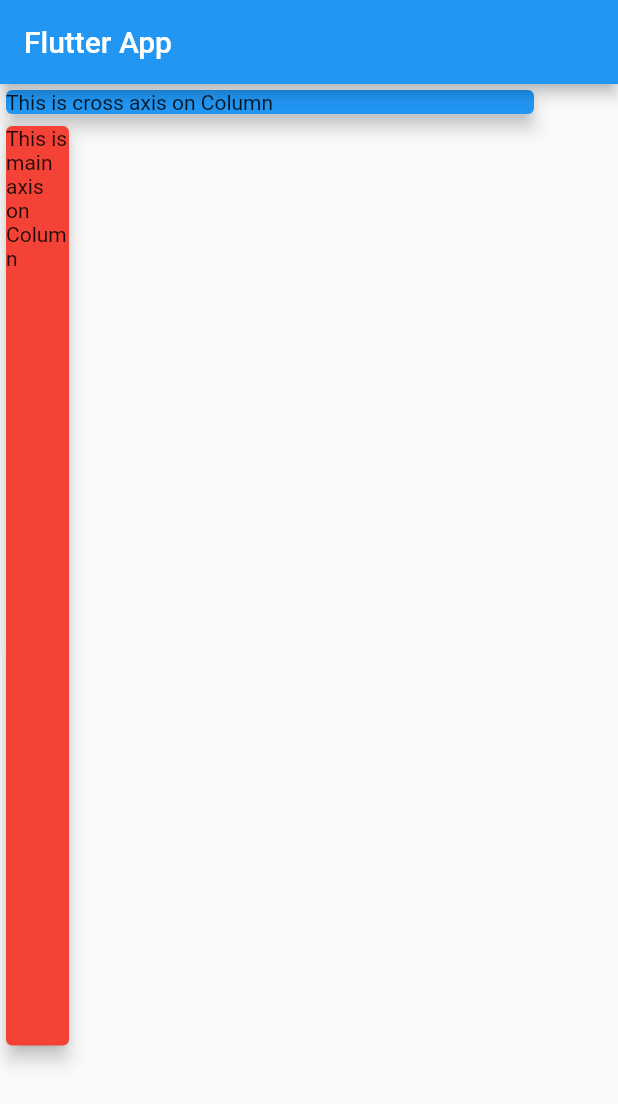
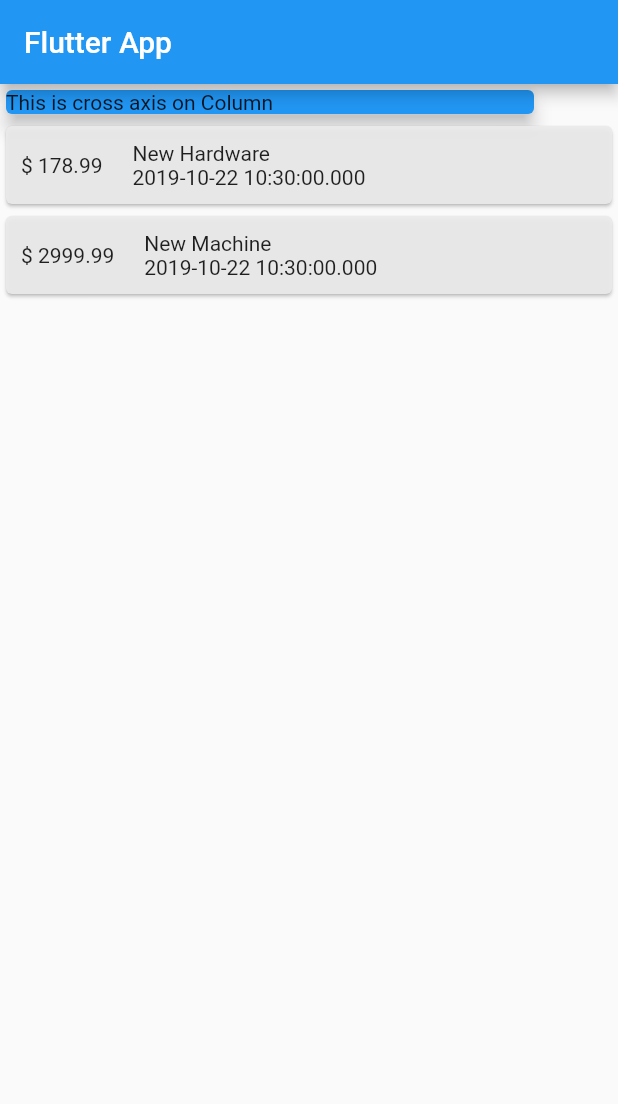
Before and after one commit to marcelfonteles/flutter-app-03, a Flutter app: the screen it shows after launch, on a phone screen of 412 x 824 dp. Shown: the top 1104 px of the screen. Run offline on Flutter 3.47's test engine with Material 2 defaults, Android fonts, the phone set to English and light mode, and no system bars.

Commit message:
added transaction card

```diff
--- a/lib/main.dart
+++ b/lib/main.dart
@@ -1,4 +1,7 @@
+import 'package:expenses_app/transaction.dart';
 import "package:flutter/material.dart";
+import "./transaction.dart";
+import "./transactionCard.dart";
 
 void main() => runApp(MyApp());
 
@@ -18,6 +21,21 @@ class HomePage extends StatefulWidget {
 class HomePageState extends State<HomePage> {
   final String appBarTitle;
 
+  final List<Transaction> transactions = [
+    Transaction(
+      id: "T1",
+      title: "New Hardware",
+      amount: 178.99,
+      date: DateTime.now(),
+    ),
+    Transaction(
+      id: "T2",
+      title: "New Machine",
+      amount: 2999.99,
+      date: DateTime.now(),
+    )
+  ];
+
   HomePageState({this.appBarTitle});
 
   @override
@@ -29,7 +47,7 @@ class HomePageState extends State<HomePage> {
       body: Column(
         mainAxisSize: MainAxisSize.max,
         crossAxisAlignment: CrossAxisAlignment.start,
-        children: <Widget> [
+        children: <Widget>[
           Container(
             width: 360,
             child: Card(
@@ -38,20 +56,14 @@ class HomePageState extends State<HomePage> {
               elevation: 5.0,
             ),
           ),
-          Row(
-            children: <Widget>[
-              Container(
-                height: 621,
-                width: 50,
-                child: Card(
-                  child: Text("This is main axis on Column"),
-                  color: Colors.red,
-                  elevation: 5.0,
-                ),
-              ),
-            ],
-          )
-
+          Column(
+              children: transactions.map((transaction) {
+            return TransactionCard(
+              title: transaction.title,
+              amount: transaction.amount,
+              date: transaction.date,
+            );
+          }).toList()),
         ],
       ),
     );
--- /dev/null
+++ b/lib/transaction.dart
@@ -0,0 +1,17 @@
+import "package:flutter/foundation.dart";
+
+class Transaction {
+   final String   id;
+   final String   title;
+   final double   amount;
+   final DateTime date;
+
+   // Named Arguments -> { }
+   Transaction({
+     @required this.id,
+     @required this.title,
+     @required this.amount,
+     @required this.date
+  });
+
+}
--- /dev/null
+++ b/lib/transactionCard.dart
@@ -0,0 +1,44 @@
+import "package:flutter/material.dart";
+
+class TransactionCard extends StatelessWidget {
+  final String title;
+  final double amount;
+  final DateTime date;
+
+  TransactionCard({
+    this.title,
+    this.amount,
+    this.date,
+  });
+
+  @override
+  Widget build(BuildContext context) {
+    return Card(
+      color: Color(0xebebebeb),
+      child: Container(
+        margin: EdgeInsets.only(top: 10, bottom: 10),
+        child: Row(
+          children: <Widget>[
+            Container(
+              margin: EdgeInsets.only(left: 10, right: 20),
+              child: Column(
+                children: <Widget>[
+                  Text("\$ " + this.amount.toString()),
+                ],
+              ),
+            ),
+            Container(
+              child: Column(
+                crossAxisAlignment: CrossAxisAlignment.start,
+                children: <Widget>[
+                  Text(this.title),
+                  Text(this.date.toString()),
+                ],
+              ),
+            ),
+          ],
+        ),
+      ),
+    );
+  }
+}
```
